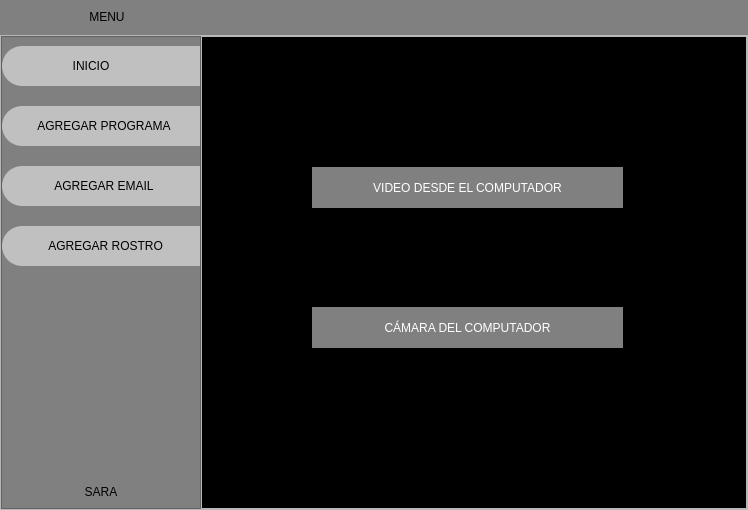
First picture: the form in Interface/menu.ui, repository AlexanderG1999/Proyecto-de-IA---Asistente-Virtual, before the edit.
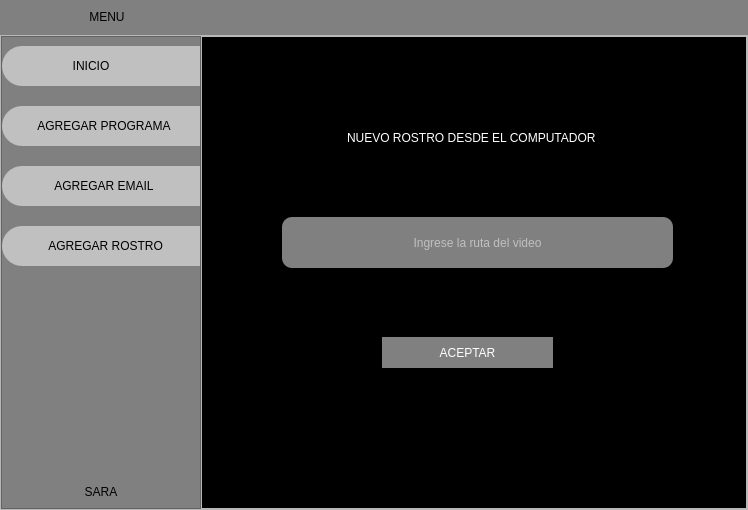
Second picture: the form after the edit. The open tabs and pages were chosen to show the change. Icons and pictures are not drawn.

```diff
--- a/Interface/menu.ui
+++ b/Interface/menu.ui
@@ -777,44 +777,61 @@
              </widget>
             </widget>
             <widget class="QWidget" name="page_tres">
-             <widget class="QPushButton" name="pushButton_NewFaVidComp">
+             <widget class="QLineEdit" name="lineEdit_NuevoRostro">
               <property name="geometry">
                <rect>
-                <x>110</x>
-                <y>130</y>
-                <width>311</width>
+                <x>50</x>
+                <y>80</y>
+                <width>441</width>
                 <height>41</height>
                </rect>
               </property>
               <property name="styleSheet">
-               <string notr="true">QPushButton{
-font: 87 16pt &quot;Arial Black&quot;;
-background-color: rgb(128, 128, 128);
+               <string notr="true">font: 87 16pt &quot;Arial Black&quot;;
+background-color: rgb(0, 0, 0);
 color: rgb(255, 255, 255);
-border:None;
-
-}
-
-QPushButton:hover{
-border:5px solid #C0C0C0;
-background-color:green;
-
-}</string>
+border:None;</string>
               </property>
               <property name="text">
-               <string>VIDEO DESDE EL COMPUTADOR</string>
+               <string>NUEVO ROSTRO DESDE EL COMPUTADOR</string>
               </property>
+              <property name="alignment">
+               <set>Qt::AlignCenter</set>
+              </property>
              </widget>
-             <widget class="QPushButton" name="pushButton_NewFacCamComp">
+             <widget class="QLineEdit" name="lineEdit_NewProgram_Texto">
               <property name="geometry">
                <rect>
-                <x>110</x>
-                <y>270</y>
-                <width>311</width>
-                <height>41</height>
+                <x>80</x>
+                <y>180</y>
+                <width>391</width>
+                <height>51</height>
                </rect>
               </property>
               <property name="styleSheet">
+               <string notr="true">color: rgb(255, 255, 255);
+font: 14pt &quot;Arial&quot;;
+background-color: rgb(128, 128, 128);
+border-radius:10px;
+border:None;</string>
+              </property>
+              <property name="alignment">
+               <set>Qt::AlignCenter</set>
+              </property>
+              <property name="placeholderText">
+               <string>Ingrese la ruta del video</string>
+              </property>
+             </widget>
+             <widget class="QPushButton" name="pushButton_NewRostro">
+              <property name="geometry">
+               <rect>
+                <x>180</x>
+                <y>300</y>
+                <width>171</width>
+                <height>31</height>
+               </rect>
+              </property>
+              <property name="styleSheet">
                <string notr="true">QPushButton{
 font: 87 16pt &quot;Arial Black&quot;;
 background-color: rgb(128, 128, 128);
@@ -830,7 +847,7 @@
 }</string>
               </property>
               <property name="text">
-               <string>CÁMARA DEL COMPUTADOR</string>
+               <string>ACEPTAR</string>
               </property>
              </widget>
             </widget>
```
Left out of the diff: 2 changed lines with no effect on the pictures.
